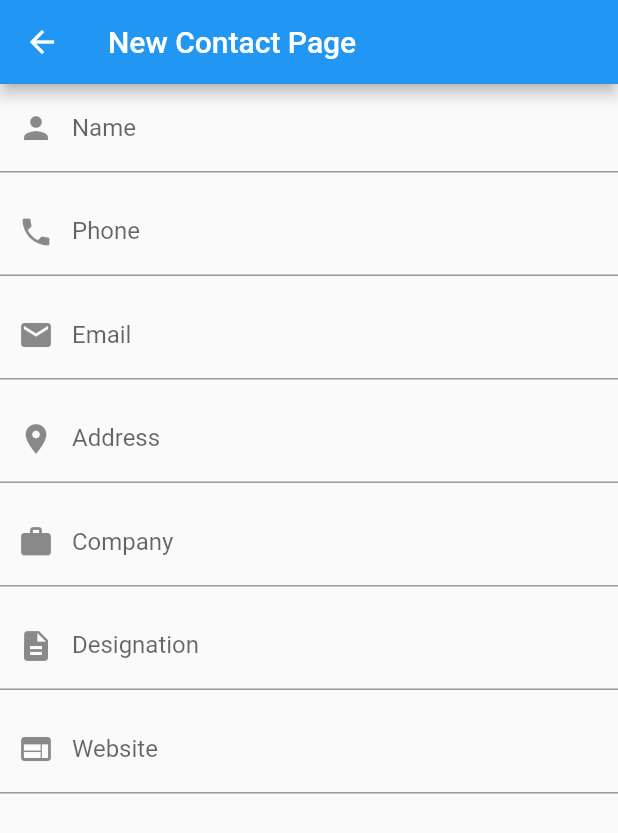
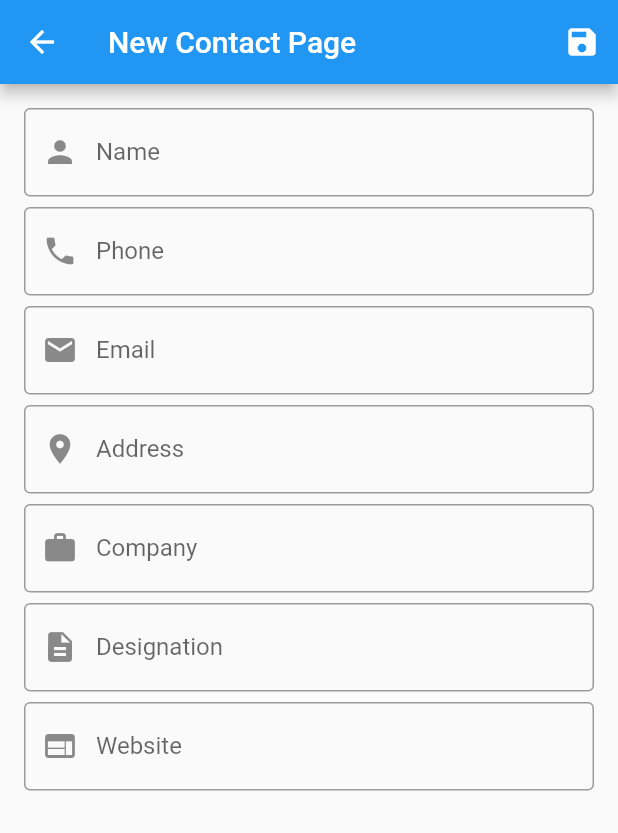
Before and after one commit to Ibrahim-K98han/flutter_contact_app, a Flutter app: the NewContactPage screen opened by its route, on a phone screen of 412 x 824 dp. Shown: the top 833 px of the screen. Run offline on Flutter 3.47's test engine with Material 2 defaults, Android fonts, the phone set to English and light mode, and no system bars.

Commit message:
save button and controller added

```diff
--- a/lib/pages/new_contact_page.dart
+++ b/lib/pages/new_contact_page.dart
@@ -34,13 +34,22 @@ class _NewContactPageState extends State<NewContactPage> {
     return Scaffold(
       appBar: AppBar(
         title: Text('New Contact Page'),
+        actions: [
+          IconButton(
+              onPressed: _saveContact,
+              icon: Icon(Icons.save)
+          )
+        ],
       ),
       body: Form(
+        child: Padding(
+          padding: const EdgeInsets.all(16.0),
           child: ListView(
             children: [
               TextFormField(
                 controller: nameController,
                 decoration: InputDecoration(
+                  border: OutlineInputBorder(),
                   labelText: 'Name',
                   prefixIcon: Icon(Icons.person),
                 ),
@@ -53,10 +62,12 @@ class _NewContactPageState extends State<NewContactPage> {
                   }
                 },
               ),
-            SizedBox(height: 10,),
+              SizedBox(height: 7,),
               TextFormField(
-              controller: nameController,
+                controller: numberController,
+                keyboardType: TextInputType.phone,
                 decoration: InputDecoration(
+                  border: OutlineInputBorder(),
                   labelText: 'Phone',
                   prefixIcon: Icon(Icons.phone),
                 ),
@@ -69,10 +80,11 @@ class _NewContactPageState extends State<NewContactPage> {
                   }
                 },
               ),
-            SizedBox(height: 10,),
+              SizedBox(height: 7,),
               TextFormField(
-              controller: nameController,
+                controller: emailController,
                 decoration: InputDecoration(
+                  border: OutlineInputBorder(),
                   labelText: 'Email',
                   prefixIcon: Icon(Icons.email),
                 ),
@@ -82,10 +94,11 @@ class _NewContactPageState extends State<NewContactPage> {
                   }
                 },
               ),
-            SizedBox(height: 10,),
+              SizedBox(height: 7,),
               TextFormField(
-              controller: nameController,
+                controller: addressController,
                 decoration: InputDecoration(
+                  border: OutlineInputBorder(),
                   labelText: 'Address',
                   prefixIcon: Icon(Icons.place),
                 ),
@@ -95,10 +108,11 @@ class _NewContactPageState extends State<NewContactPage> {
                   }
                 },
               ),
-            SizedBox(height: 10,),
+              SizedBox(height: 7,),
               TextFormField(
-              controller: nameController,
+                controller: companyController,
                 decoration: InputDecoration(
+                  border: OutlineInputBorder(),
                   labelText: 'Company',
                   prefixIcon: Icon(Icons.work),
                 ),
@@ -111,10 +125,11 @@ class _NewContactPageState extends State<NewContactPage> {
                   }
                 },
               ),
-            SizedBox(height: 10,),
+              SizedBox(height: 7,),
               TextFormField(
-              controller: nameController,
+                controller: designationController,
                 decoration: InputDecoration(
+                  border: OutlineInputBorder(),
                   labelText: 'Designation',
                   prefixIcon: Icon(Icons.description),
                 ),
@@ -124,10 +139,11 @@ class _NewContactPageState extends State<NewContactPage> {
                   }
                 },
               ),
-            SizedBox(height: 10,),
+              SizedBox(height: 7,),
               TextFormField(
-              controller: nameController,
+                controller: websiteController,
                 decoration: InputDecoration(
+                  border: OutlineInputBorder(),
                   labelText: 'Website',
                   prefixIcon: Icon(Icons.web),
                 ),
@@ -137,10 +153,14 @@ class _NewContactPageState extends State<NewContactPage> {
                   }
                 },
               ),
-            SizedBox(height: 10,),
             ],
+          ),
         ),
       ),
     );
   }
+
+  void _saveContact() {
+
   }
+}
```
Lines whose indentation alone changed are shown as unchanged.
